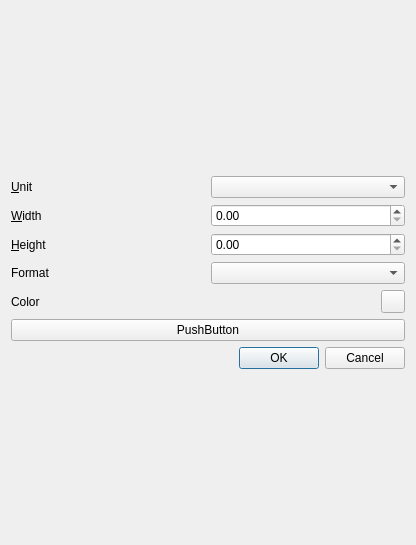
jose94752/ClipEdit, file sources/Forms/resizescenedialog.ui: the form before one commit.
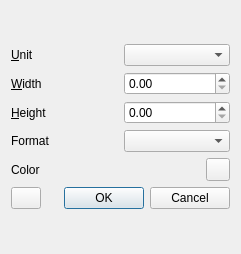
The form after the commit. Icons and pictures are not drawn. Custom widgets are drawn as their Qt base class.

The edit to the form file:
```diff
--- a/sources/Forms/resizescenedialog.ui
+++ b/sources/Forms/resizescenedialog.ui
@@ -6,8 +6,8 @@
    <rect>
     <x>0</x>
     <y>0</y>
-    <width>416</width>
-    <height>545</height>
+    <width>241</width>
+    <height>254</height>
    </rect>
   </property>
   <property name="windowTitle">
@@ -108,9 +108,22 @@
       </layout>
      </item>
      <item>
+      <layout class="QHBoxLayout" name="horizontalLayout_6">
+       <item>
       <widget class="QPushButton" name="pushButtonSaveTheme">
+         <property name="maximumSize">
+          <size>
+           <width>30</width>
+           <height>30</height>
+          </size>
+         </property>
        <property name="text">
-        <string>PushButton</string>
+          <string/>
+         </property>
+         <property name="icon">
+          <iconset theme="SaveThemeIcone">
+           <selectedon>:/icons/icons/save-theme-icon.png</selectedon>
+          </iconset>
        </property>
       </widget>
      </item>
@@ -123,6 +136,8 @@
         <set>QDialogButtonBox::Cancel|QDialogButtonBox::Ok</set>
        </property>
       </widget>
+       </item>
+      </layout>
      </item>
     </layout>
    </item>
```
Lines whose indentation alone changed are shown as unchanged.
